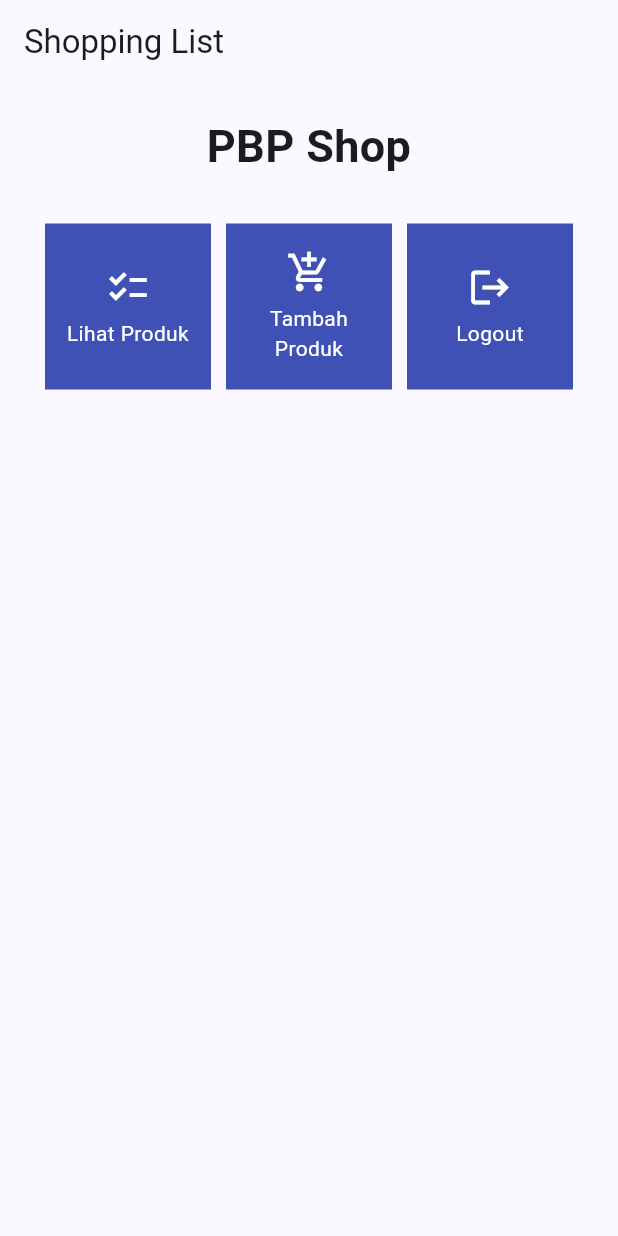
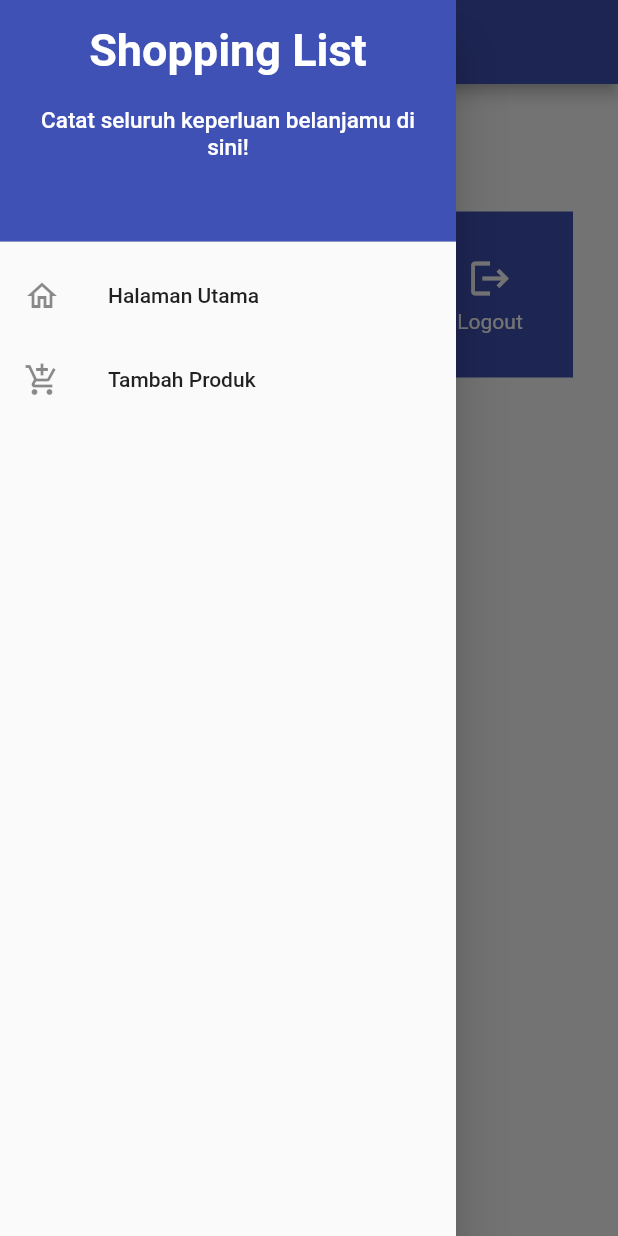
Before and after one commit to Saras355/shopping-list-mobile, a Flutter app: the screen it shows after launch, with the side drawer open (before the commit the screen has no drawer), on a phone screen of 412 x 824 dp. Run offline on Flutter 3.47's test engine with Material 2 defaults, Android fonts, the phone set to English and light mode, and no system bars.

Commit message:
tutorial 7 selesai

```diff
--- a/lib/main.dart
+++ b/lib/main.dart
@@ -1,5 +1,5 @@
 import 'package:flutter/material.dart';
-import 'package:shopping_list/menu.dart';
+import 'package:shopping_list/screens/menu.dart';
 
 void main() {
   runApp(const MyApp());
@@ -16,24 +16,17 @@ class MyApp extends StatelessWidget {
       theme: ThemeData(
         // This is the theme of your application.
         //
-        // TRY THIS: Try running your application with "flutter run". You'll see
-        // the application has a blue toolbar. Then, without quitting the app,
-        // try changing the seedColor in the colorScheme below to Colors.green
-        // and then invoke "hot reload" (save your changes or press the "hot
-        // reload" button in a Flutter-supported IDE, or press "r" if you used
-        // the command line to start the app).
-        //
+        // Try running your application with "flutter run". You'll see the
+        // application has a blue toolbar. Then, without quitting the app, try
+        // changing the primarySwatch below to Colors.green and then invoke
+        // "hot reload" (press "r" in the console where you ran "flutter run",
+        // or simply save your changes to "hot reload" in a Flutter IDE).
         // Notice that the counter didn't reset back to zero; the application
-        // state is not lost during the reload. To reset the state, use hot
-        // restart instead.
-        //
-        // This works for code too, not just values: Most code changes can be
-        // tested with just a hot reload.
+        // is not restarted.
         colorScheme: ColorScheme.fromSeed(seedColor: Colors.indigo),
-
-        useMaterial3: true,
+        primarySwatch: Colors.blue,
       ),
-      home: MyHomePage()
+      home: MyHomePage(),
     );
   }
 }
--- a/lib/menu.dart
+++ /dev/null
@@ -1,121 +0,0 @@
-import 'package:flutter/material.dart';
-class ShopItem {
-  final String name;
-  final IconData icon;
-
-  ShopItem(this.name, this.icon);
-}
-class MyHomePage extends StatelessWidget {
-    MyHomePage({Key? key}) : super(key: key);
-    final List<ShopItem> items = [
-    ShopItem("Lihat Produk", Icons.checklist),
-    ShopItem("Tambah Produk", Icons.add_shopping_cart),
-    ShopItem("Logout", Icons.logout),
-];
-    @override
-    Widget build(BuildContext context) {
-       return Scaffold(
-      appBar: AppBar(
-        title: const Text(
-          'Shopping List',
-        ),
-      ),
-      body: SingleChildScrollView(
-        // Widget wrapper yang dapat discroll
-        child: Padding(
-          padding: const EdgeInsets.all(10.0), // Set padding dari halaman
-          child: Column(
-            // Widget untuk menampilkan children secara vertikal
-            children: <Widget>[
-              const Padding(
-                padding: EdgeInsets.only(top: 10.0, bottom: 10.0),
-                // Widget Text untuk menampilkan tulisan dengan alignment center dan style yang sesuai
-                child: Text(
-                  'PBP Shop', // Text yang menandakan toko
-                  textAlign: TextAlign.center,
-                  style: TextStyle(
-                    fontSize: 30,
-                    fontWeight: FontWeight.bold,
-                  ),
-                ),
-              ),
-              // Grid layout
-              GridView.count(
-                // Container pada card kita.
-                primary: true,
-                padding: const EdgeInsets.all(20),
-                crossAxisSpacing: 10,
-                mainAxisSpacing: 10,
-                crossAxisCount: 3,
-                shrinkWrap: true,
-                children: items.map((ShopItem item) {
-                  // Iterasi untuk setiap item
-                  return ShopCard(item);
-                }).toList(),
-              ),
-            ],
-          ),
-        ),
-      ),
-    );
-    }
-}
-// class _MyHomePageState extends State<MyHomePage> {
-//   int _counter = 0;
-
-//   void _incrementCounter() {
-//     setState(() {
-//       // This call to setState tells the Flutter framework that something has
-//       // changed in this State, which causes it to rerun the build method below
-//       // so that the display can reflect the updated values. If we changed
-//       // _counter without calling setState(), then the build method would not be
-//       // called again, and so nothing would appear to happen.
-//       _counter++;
-//     });
-//   }}
-
-
-class ShopCard extends StatelessWidget {
-  final ShopItem item;
-
-  const ShopCard(this.item, {super.key}); // Constructor
-
-  @override
-  Widget build(BuildContext context) {
-    return Material(
-      color: Colors.indigo,
-      child: InkWell(
-        // Area responsive terhadap sentuhan
-        onTap: () {
-          // Memunculkan SnackBar ketika diklik
-          ScaffoldMessenger.of(context)
-            ..hideCurrentSnackBar()
-            ..showSnackBar(SnackBar(
-                content: Text("Kamu telah menekan tombol ${item.name}!")));
-        },
-        child: Container(
-          // Container untuk menyimpan Icon dan Text
-          padding: const EdgeInsets.all(8),
-          child: Center(
-            child: Column(
-              mainAxisAlignment: MainAxisAlignment.center,
-              children: [
-                Icon(
-                  item.icon,
-                  color: Colors.white,
-                  size: 30.0,
-                ),
-                const Padding(padding: EdgeInsets.all(3)),
-                Text(
-                  item.name,
-                  textAlign: TextAlign.center,
-                  style: const TextStyle(color: Colors.white),
-                ),
-              ],
-            ),
-          ),
-        ),
-      ),
-    );
-  }
-}
--- /dev/null
+++ b/lib/screens/menu.dart
@@ -0,0 +1,65 @@
+import 'package:flutter/material.dart';
+import 'package:shopping_list/widgets/left_drawer.dart';
+import 'package:shopping_list/widgets/shop_card.dart';
+
+class MyHomePage extends StatelessWidget {
+  MyHomePage({Key? key}) : super(key: key);
+
+  final List<ShopItem> items = [
+    ShopItem("Lihat Produk", Icons.checklist),
+    ShopItem("Tambah Produk", Icons.add_shopping_cart),
+    ShopItem("Logout", Icons.logout),
+  ];
+
+  @override
+  Widget build(BuildContext context) {
+    return Scaffold(
+      appBar: AppBar(
+        title: const Text(
+          'Shopping List',
+        ),
+        backgroundColor: Colors.indigo,
+        foregroundColor: Colors.white,
+      ),
+      // Masukkan drawer sebagai parameter nilai drawer dari widget Scaffold
+      drawer: const LeftDrawer(),
+      body: SingleChildScrollView(
+        // Widget wrapper yang dapat discroll
+        child: Padding(
+          padding: const EdgeInsets.all(10.0), // Set padding dari halaman
+          child: Column(
+            // Widget untuk menampilkan children secara vertikal
+            children: <Widget>[
+              const Padding(
+                padding: EdgeInsets.only(top: 10.0, bottom: 10.0),
+                // Widget Text untuk menampilkan tulisan dengan alignment center dan style yang sesuai
+                child: Text(
+                  'PBP Shop', // Text yang menandakan toko
+                  textAlign: TextAlign.center,
+                  style: TextStyle(
+                    fontSize: 30,
+                    fontWeight: FontWeight.bold,
+                  ),
+                ),
+              ),
+              // Grid layout
+              GridView.count(
+                // Container pada card kita.
+                primary: true,
+                padding: const EdgeInsets.all(20),
+                crossAxisSpacing: 10,
+                mainAxisSpacing: 10,
+                crossAxisCount: 3,
+                shrinkWrap: true,
+                children: items.map((ShopItem item) {
+                  // Iterasi untuk setiap item
+                  return ShopCard(item);
+                }).toList(),
+              ),
+            ],
+          ),
+        ),
+      ),
+    );
+  }
+}
--- /dev/null
+++ b/lib/widgets/left_drawer.dart
@@ -0,0 +1,68 @@
+import 'package:flutter/material.dart';
+import 'package:shopping_list/screens/menu.dart';
+import 'package:shopping_list/screens/shoplist_form.dart';
+
+class LeftDrawer extends StatelessWidget {
+  const LeftDrawer({super.key});
+
+  @override
+  Widget build(BuildContext context) {
+    return Drawer(
+      child: ListView(
+        children: [
+          DrawerHeader(
+            decoration: const BoxDecoration(
+              color: Colors.indigo,
+            ),
+            child: Column(
+              children: const [
+                Text(
+                  'Shopping List',
+                  textAlign: TextAlign.center,
+                  style: TextStyle(
+                    fontSize: 30,
+                    fontWeight: FontWeight.bold,
+                    color: Colors.white,
+                  ),
+                ),
+                Padding(padding: EdgeInsets.all(10)),
+                Text(
+                  "Catat seluruh keperluan belanjamu di sini!",
+                  textAlign: TextAlign.center,
+                  style: TextStyle(
+                    fontSize: 15,
+                    color: Colors.white,
+                  ),
+                ),
+              ],
+            ),
+          ),
+          ListTile(
+            leading: const Icon(Icons.home_outlined),
+            title: const Text('Halaman Utama'),
+            // Bagian redirection ke MyHomePage
+            onTap: () {
+              Navigator.pushReplacement(
+                  context,
+                  MaterialPageRoute(
+                    builder: (context) => MyHomePage(),
+                  ));
+            },
+          ),
+          ListTile(
+            leading: const Icon(Icons.add_shopping_cart),
+            title: const Text('Tambah Produk'),
+            // Bagian redirection ke ShopFormPage
+            onTap: () {
+              Navigator.pushReplacement(
+                  context,
+                  MaterialPageRoute(
+                    builder: (context) => const ShopFormPage(),
+                  ));
+            },
+          ),
+        ],
+      ),
+    );
+  }
+}
--- /dev/null
+++ b/lib/widgets/shop_card.dart
@@ -0,0 +1,60 @@
+import 'package:flutter/material.dart';
+import 'package:shopping_list/screens/shoplist_form.dart';
+
+class ShopItem {
+  final String name;
+  final IconData icon;
+
+  ShopItem(this.name, this.icon);
+}
+
+class ShopCard extends StatelessWidget {
+  final ShopItem item;
+
+  const ShopCard(this.item, {super.key}); // Constructor
+
+  @override
+  Widget build(BuildContext context) {
+    return Material(
+      color: Colors.indigo,
+      child: InkWell(
+        // Area responsif terhadap sentuhan
+        onTap: () {
+          // Memunculkan SnackBar ketika diklik
+          ScaffoldMessenger.of(context)
+            ..hideCurrentSnackBar()
+            ..showSnackBar(SnackBar(
+                content: Text("Kamu telah menekan tombol ${item.name}!")));
+
+          // Navigate ke route yang sesuai (tergantung jenis tombol)
+          if (item.name == "Tambah Produk") {
+            Navigator.push(context,
+                MaterialPageRoute(builder: (context) => const ShopFormPage()));
+          }
+        },
+        child: Container(
+          // Container untuk menyimpan Icon dan Text
+          padding: const EdgeInsets.all(8),
+          child: Center(
+            child: Column(
+              mainAxisAlignment: MainAxisAlignment.center,
+              children: [
+                Icon(
+                  item.icon,
+                  color: Colors.white,
+                  size: 30.0,
+                ),
+                const Padding(padding: EdgeInsets.all(3)),
+                Text(
+                  item.name,
+                  textAlign: TextAlign.center,
+                  style: const TextStyle(color: Colors.white),
+                ),
+              ],
+            ),
+          ),
+        ),
+      ),
+    );
+  }
+}
```
Also changed, not shown: lib/screens/shoplist_form.dart (added, +161 -0 lines).
